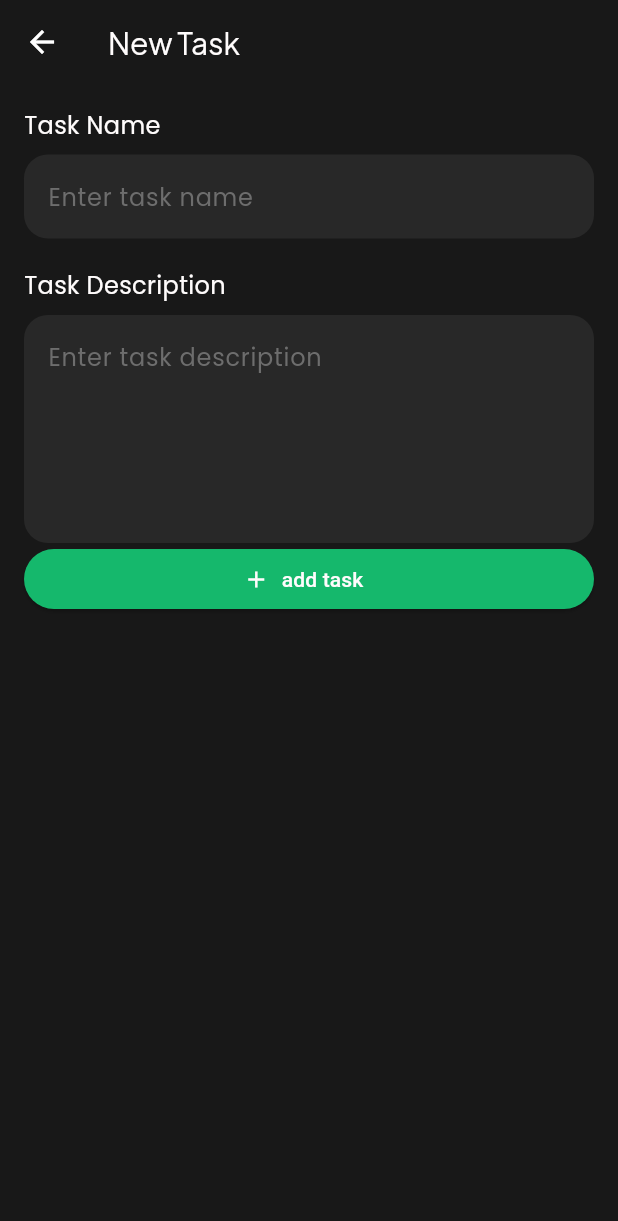
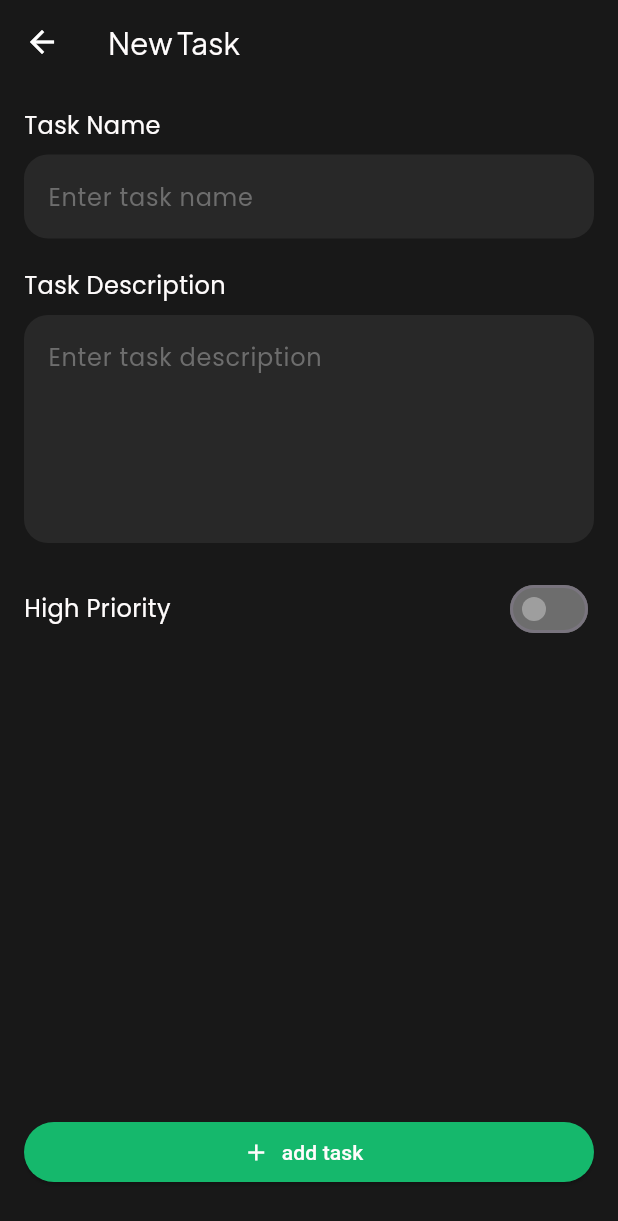
Before and after one commit to HossamEzzat/todo_note_app, a Flutter app: the AddTask screen opened directly, on a phone screen of 412 x 824 dp. Shown: the top 1221 px of the screen. Run offline on Flutter 3.47's test engine with Material 3 defaults, Android fonts, the phone set to English and light mode, and no system bars; our stand-ins replace flutter_svg, google_fonts, shared_preferences; accounts and stored records are empty.

Commit message:
feat: Add high priority toggle to Add Task screen
- Refactored the `AddTask` screen layout to ensure the "add task" button is always visible at the bottom.
- Added a `Switch` widget to allow users to mark a task as high priority.
- Updated `widget_test.dart` to pass the required `name` parameter to the `MyApp` widget constructor.

```diff
--- a/lib/screens/add_task.dart
+++ b/lib/screens/add_task.dart
@@ -16,6 +16,7 @@ class _AddTaskState extends State<AddTask> {
   final TextEditingController descriptionController = TextEditingController();
 
   final _formKey = GlobalKey<FormState>();
+  bool isHighPriority = false;
 
   @override
   void dispose() {
@@ -44,9 +45,11 @@ class _AddTaskState extends State<AddTask> {
       ),
       body: Padding(
         padding: const EdgeInsets.all(16.0),
-        child: SingleChildScrollView(
         child: Form(
           key: _formKey,
+          child: Column(
+            children: [
+              SingleChildScrollView(
                 child: Column(
                   crossAxisAlignment: CrossAxisAlignment.start,
                   children: [
@@ -132,6 +135,37 @@ class _AddTaskState extends State<AddTask> {
                       cursorWidth: 2,
                       cursorRadius: Radius.circular(8),
                     ),
+                    SizedBox(height: 20),
+                    Row(
+                      mainAxisAlignment: MainAxisAlignment.spaceBetween,
+                      children: [
+                        Text(
+                          "High Priority  ",
+                          style: GoogleFonts.poppins(
+                            color: Color(0xffFFFCFC),
+                            fontSize: 16,
+                            fontWeight: FontWeight.w400,
+                          ),
+                        ),
+                        Switch(
+                          value: isHighPriority,
+                          activeThumbColor: Colors.white,
+                          activeTrackColor: Color(0xff15b86c),
+                          inactiveTrackColor: Color(0xff6D6D6D),
+                          inactiveThumbColor: Colors.grey,
+
+                          onChanged: (value) {
+                            setState(() {
+                              isHighPriority = value;
+                            });
+                          },
+                        ),
+                      ],
+                    ),
+                  ],
+                ),
+              ),
+              Spacer(),
               ElevatedButton.icon(
                 icon: Icon(Icons.add),
                 onPressed: () async {
@@ -152,8 +186,8 @@ class _AddTaskState extends State<AddTask> {
                 ),
                 label: Text("add task"),
               ),
+              SizedBox(height: 16),
             ],
-            ),
           ),
         ),
       ),
```
Also changed, not shown: 1 other file. Lines whose indentation alone changed are shown as unchanged.
